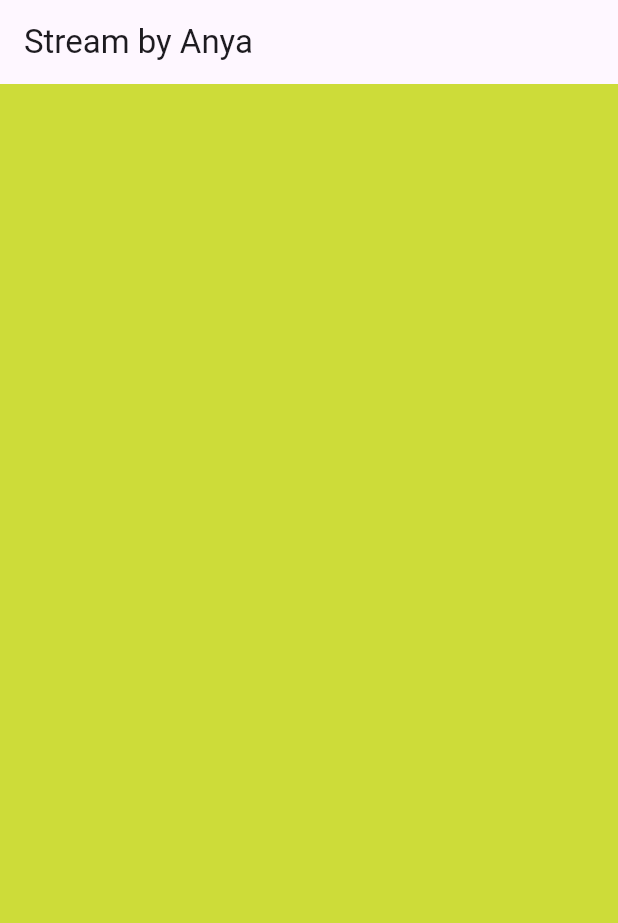
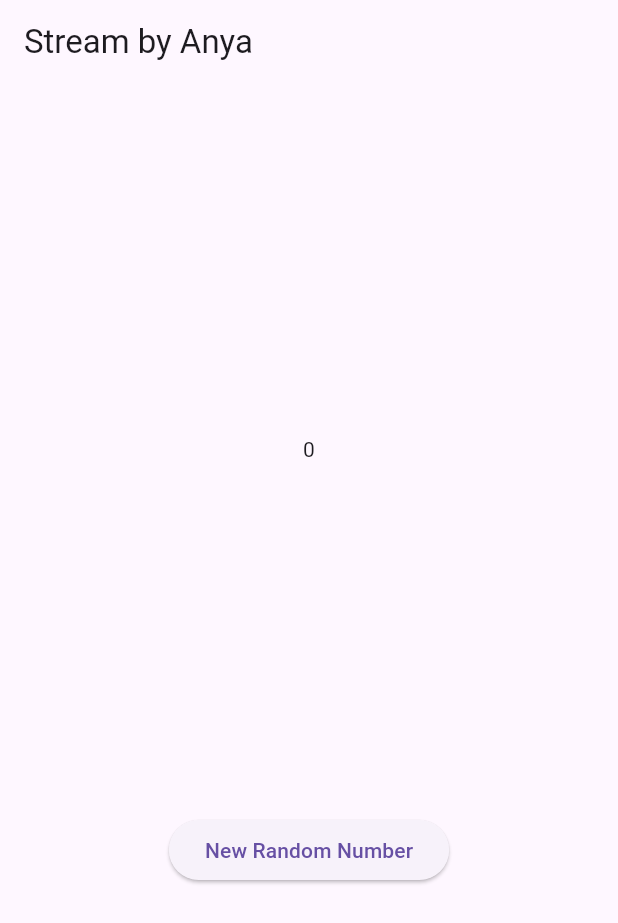
Before and after one commit to anyacallissta/PemrogramanMobile_2025_05, a Flutter app: the screen it shows after launch, on a phone screen of 412 x 824 dp. Shown: the top 923 px of the screen. Run offline on Flutter 3.47's test engine with Material 3 defaults, Android fonts, the light colour scheme and no system bars; our stand-ins replace auto_size_text, camera, geolocator.

Commit message:
praktikum 2 - stream controllers dan sinks

```diff
--- a/codelab12_dart/src/stream_anya/lib/main.dart
+++ b/codelab12_dart/src/stream_anya/lib/main.dart
@@ -1,5 +1,7 @@
 import 'package:flutter/material.dart';
 import 'package:stream_anya/stream.dart';
+import 'dart:async';
+import 'dart:math';
 
 void main() {
   runApp(const MyApp());
@@ -30,6 +32,9 @@
 class _StreamHomePageState extends State<StreamHomePage> {
   Color bgColor = Colors.blueGrey;
   late ColorStream colorStream;
+  int lastNumber = 0;
+  late StreamController numberStreamController;
+  late NumberStream numberStream;
 
   @override
   Widget build(BuildContext context) {
@@ -38,10 +43,47 @@
       appBar: AppBar(
         title: const Text('Stream by Anya'),
       ),
-      body: Container(
-        decoration: BoxDecoration(color: bgColor),
+      // body: Container(
+      //   decoration: BoxDecoration(color: bgColor),
+      // )
+      body: SizedBox (
+        width: double.infinity,
+        child: Column(
+          mainAxisAlignment: MainAxisAlignment.spaceEvenly,
+          crossAxisAlignment: CrossAxisAlignment.center,
+          children: [
+            Text(lastNumber.toString()),
+            ElevatedButton(
+              onPressed: () => addRandomNumber(),
+              child: const Text('New Random Number'),
+            ),
+          ],
+        ),
       )
     );
+  }
+
+  @override
+  void initState() {
+    // super.initState();
+    // colorStream = ColorStream();
+    // changeColor();
+
+    numberStream = NumberStream();
+    numberStreamController = numberStream.controller;
+    Stream stream = numberStreamController.stream;
+
+    stream.listen((eventNumber) {
+      setState(() {
+        lastNumber = eventNumber;
+      });
+    }).onError((error) {
+      setState(() {
+        lastNumber = -1;
+      });
+    });
+
+    super.initState();
   }
 
   void changeColor() async {
@@ -58,10 +100,16 @@
     });
   }
 
+  void addRandomNumber() {
+    Random random = Random();
+    int myNum = random.nextInt(10);
+    numberStream.addNumberToSink(myNum);
+    // numberStream.addError();
+  }
+
   @override
-  void initState() {
-    super.initState();
-    colorStream = ColorStream();
-    changeColor();
+  void dispose() {
+    numberStreamController.close();
+    super.dispose();
   }
 }
--- a/codelab12_dart/src/stream_anya/lib/stream.dart
+++ b/codelab12_dart/src/stream_anya/lib/stream.dart
@@ -1,4 +1,5 @@
 import 'package:flutter/material.dart';
+import 'dart:async';
 
 class ColorStream {
   final List<Color> colors = [
@@ -22,3 +23,19 @@
     });
   }
 }
+
+class NumberStream {
+  final StreamController<int> controller = StreamController<int>();
+
+  void addNumberToSink(int number) {
+    controller.sink.add(number);
+  }
+
+  close() {
+    controller.close();
+  }
+
+  addError() {
+    controller.sink.addError('error');
+  }
+}
```
